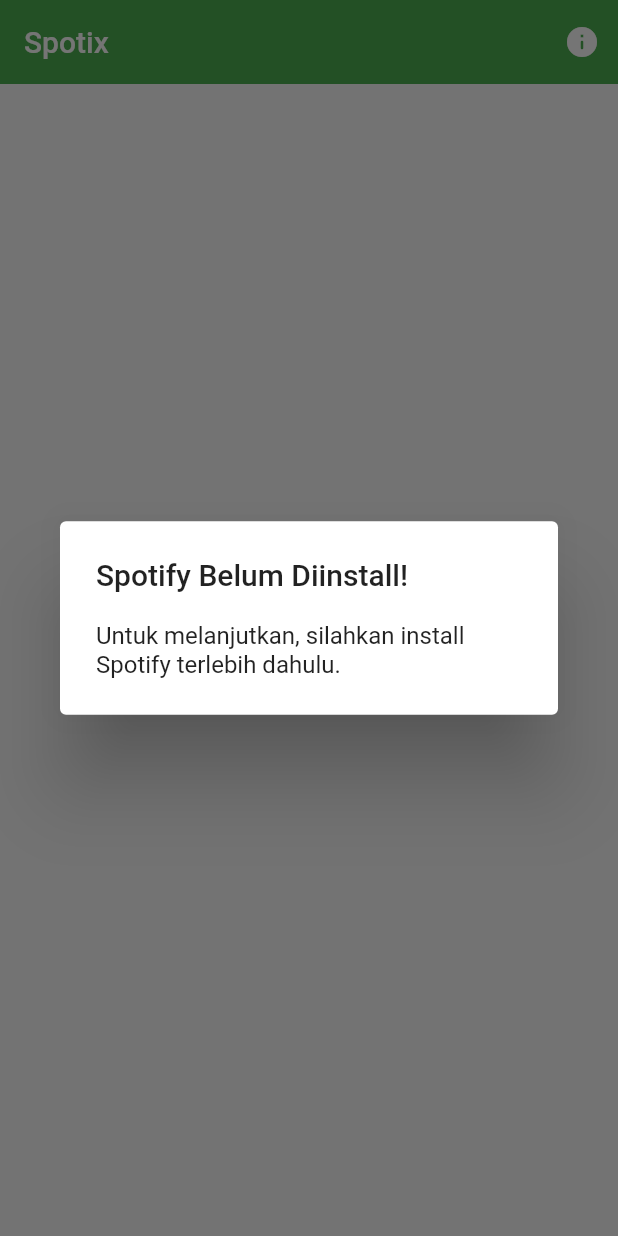
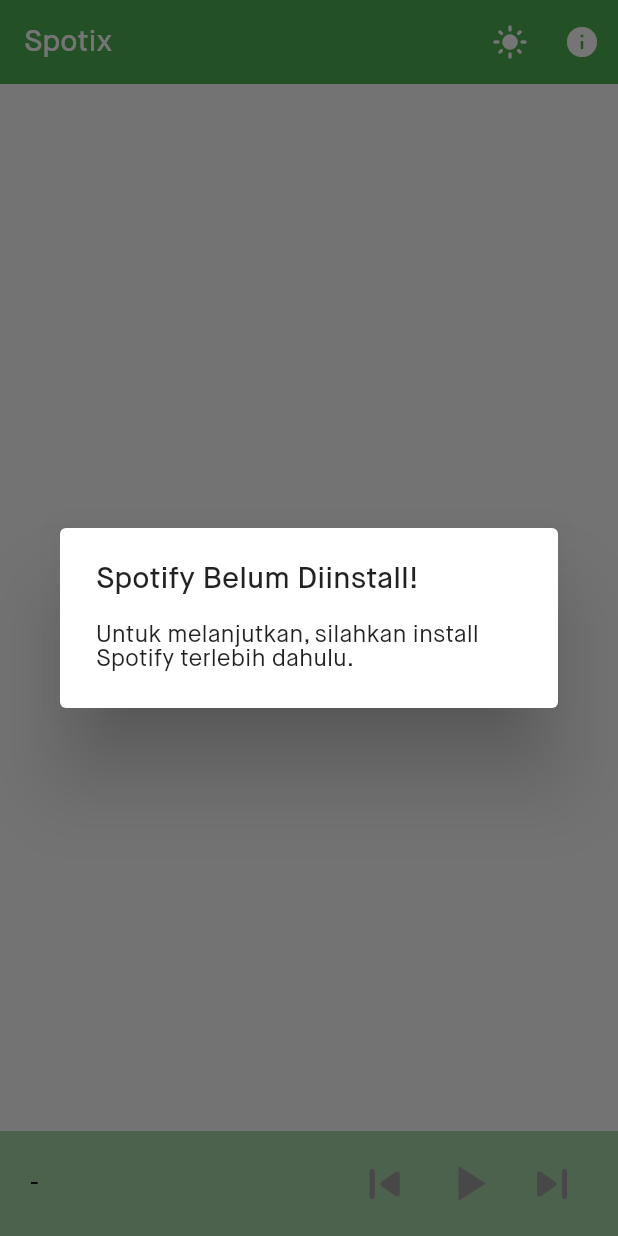
Before and after one commit to iandis/spotix, a Flutter app: the screen it shows after launch, on a phone screen of 412 x 824 dp. Run offline on Flutter 3.47's test engine with Material 2 defaults, Android fonts, the phone set to English and light mode, and no system bars; our stand-ins replace cached_network_image, equatable, shared_preferences.

Commit message:
feat: add new dark theme and fonts

```diff
--- /dev/null
+++ b/lib/app_colors.dart
@@ -0,0 +1,8 @@
+
+
+import 'package:flutter/material.dart';
+
+abstract class AppColors {
+
+  static const MaterialColor primarySwatch = Colors.green;
+}
--- /dev/null
+++ b/lib/app_text_styles.dart
@@ -0,0 +1,31 @@
+import 'package:flutter/widgets.dart';
+
+abstract class AppTextStyles {
+  static const String fontFamily = 'Maison Neue';
+
+  static const TextStyle titleLarge = TextStyle(
+    fontSize: 20,
+    fontWeight: FontWeight.bold,
+    letterSpacing: -0.5,
+  );
+
+  static const TextStyle titleRegular = TextStyle(
+    fontSize: 16,
+    fontWeight: FontWeight.w600,
+  );
+
+  static const TextStyle labelLarge = TextStyle(
+    fontSize: 14,
+    fontWeight: FontWeight.w600,
+  );
+
+  static const TextStyle labelNormal = TextStyle(
+    fontSize: 14,
+    fontWeight: FontWeight.normal,
+  );
+
+  static const TextStyle subtitle = TextStyle(
+    fontSize: 14,
+    fontWeight: FontWeight.w300,
+  );
+}
--- /dev/null
+++ b/lib/app_theme_controller.dart
@@ -0,0 +1,20 @@
+import 'package:flutter/material.dart';
+import 'package:spotix/offline_storage.dart';
+
+class AppThemeController extends ChangeNotifier {
+  AppThemeController(this._offlineStorage);
+
+  final OfflineStorage _offlineStorage;
+
+  bool get isDarkMode {
+    return _offlineStorage.isDarkMode ??
+        WidgetsBinding.instance!.window.platformBrightness == Brightness.dark;
+  }
+
+  ThemeMode get themeMode => isDarkMode ? ThemeMode.dark : ThemeMode.light;
+
+  void toggleDarkMode() {
+    _offlineStorage.setDarkMode(!isDarkMode);
+    notifyListeners();
+  }
+}
--- /dev/null
+++ b/lib/app_themes.dart
@@ -0,0 +1,29 @@
+import 'package:flutter/material.dart';
+import 'package:flutter/services.dart';
+import 'package:spotix/app_colors.dart';
+import 'package:spotix/app_text_styles.dart';
+
+abstract class AppThemes {
+  static final ThemeData light = ThemeData(
+    primarySwatch: AppColors.primarySwatch,
+    fontFamily: AppTextStyles.fontFamily,
+    brightness: Brightness.light,
+    appBarTheme: const AppBarTheme(
+      elevation: 0,
+      shadowColor: Colors.transparent,
+      systemOverlayStyle: SystemUiOverlayStyle(
+        statusBarColor: Colors.transparent,
+        statusBarIconBrightness: Brightness.light,
+      ),
+    ),
+  );
+
+  static final ThemeData dark = ThemeData(
+    fontFamily: AppTextStyles.fontFamily,
+    brightness: Brightness.dark,
+    appBarTheme: const AppBarTheme(
+      elevation: 0,
+      shadowColor: Colors.transparent,
+    ),
+  );
+}
--- a/lib/content_provider.dart
+++ b/lib/content_provider.dart
@@ -1,9 +1,15 @@
+import 'dart:typed_data';
+
 import 'package:flutter/foundation.dart';
+import 'package:quiver/collection.dart';
 import 'package:spotify_client/spotify_client.dart';
 
 enum ContentState { init, loading, loaded }
 
 const SpotifyClient _spotifyClient = SpotifyClient();
+
+final Map<String, Future<Uint8List?>> _cachedImageBytes =
+    LruMap<String, Future<Uint8List?>>(maximumSize: 100);
 
 class ContentProvider extends ChangeNotifier {
   ContentState _sectionState = ContentState.init;
@@ -67,6 +73,11 @@ class ContentProvider extends ChangeNotifier {
     _sectionItemsState[section] = ContentState.loaded;
   }
 
+  Future<Uint8List?> getImageBytes(String imageUri) {
+    return _cachedImageBytes[imageUri] ??=
+        _spotifyClient.getImage(imageUri: imageUri);
+  }
+
   void clearItems() {
     _sectionState = ContentState.init;
     _sections = ContentItems.defaultValue;
--- a/lib/main.dart
+++ b/lib/main.dart
@@ -1,22 +1,37 @@
 import 'dart:async';
 import 'dart:developer';
-import 'dart:typed_data';
 
-import 'package:cached_network_image/cached_network_image.dart';
 import 'package:flutter/cupertino.dart';
 import 'package:flutter/material.dart';
 import 'package:flutter/scheduler.dart';
-import 'package:flutter/services.dart';
 import 'package:provider/provider.dart';
+import 'package:shared_preferences/shared_preferences.dart';
 import 'package:spotify_client/spotify_client.dart';
-import 'package:spotix/content_image_extension.dart';
+import 'package:spotix/app_text_styles.dart';
+import 'package:spotix/app_theme_controller.dart';
+import 'package:spotix/app_themes.dart';
+import 'package:spotix/scrollable_text.dart';
 import 'package:spotix/content_provider.dart';
+import 'package:spotix/offline_storage.dart';
+import 'package:spotix/track_extension.dart';
+import 'package:spotix/content_image.dart';
 
 const SpotifyClient _spotifyClient = SpotifyClient();
 
-void main() {
+Future<void> main() async {
   WidgetsFlutterBinding.ensureInitialized();
-  runApp(const App());
+
+  final SharedPreferences sharedPreferences =
+      await SharedPreferences.getInstance();
+
+  final OfflineStorage offlineStorage = OfflineStorage(sharedPreferences);
+
+  runApp(
+    ChangeNotifierProvider<AppThemeController>(
+      create: (_) => AppThemeController(offlineStorage),
+      child: const App(),
+    ),
+  );
 }
 
 class App extends StatelessWidget {
@@ -24,16 +39,22 @@ class App extends StatelessWidget {
 
   @override
   Widget build(BuildContext context) {
+    return AnimatedBuilder(
+      animation: context.read<AppThemeController>(),
+      builder: (_, __) {
         return MaterialApp(
           debugShowCheckedModeBanner: false,
+          restorationScopeId: 'spotix-1.0.0+1',
           title: 'Spotix',
-      theme: ThemeData(
-        primarySwatch: Colors.green,
-      ),
+          themeMode: context.read<AppThemeController>().themeMode,
+          theme: AppThemes.light,
+          darkTheme: AppThemes.dark,
           home: ChangeNotifierProvider<ContentProvider>(
             create: (_) => ContentProvider(),
             child: const HomePage(),
           ),
+        );
+      },
     );
   }
 }
@@ -66,14 +87,36 @@ class _HomePageState extends State<HomePage>
   Widget build(BuildContext context) {
     return Scaffold(
       appBar: AppBar(
-        elevation: 0,
-        shadowColor: Colors.transparent,
-        systemOverlayStyle: const SystemUiOverlayStyle(
-          statusBarColor: Colors.transparent,
-          statusBarIconBrightness: Brightness.light,
-        ),
         title: const Text('Spotix'),
         actions: <Widget>[
+          IconButton(
+            icon: AnimatedSwitcher(
+              duration: const Duration(milliseconds: 250),
+              switchInCurve: Curves.fastLinearToSlowEaseIn,
+              transitionBuilder: (
+                Widget child,
+                Animation<double> animation,
+              ) {
+                return RotationTransition(
+                  turns: animation,
+                  child: FadeTransition(
+                    opacity: animation,
+                    child: child,
+                  ),
+                );
+              },
+              child: context.read<AppThemeController>().isDarkMode
+                  ? const Icon(
+                      Icons.dark_mode_rounded,
+                      key: ValueKey<bool>(true),
+                    )
+                  : const Icon(
+                      Icons.light_mode_rounded,
+                      key: ValueKey<bool>(false),
+                    ),
+            ),
+            onPressed: context.read<AppThemeController>().toggleDarkMode,
+          ),
           IconButton(
             icon: const Icon(Icons.info_rounded),
             onPressed: _onInfoPressed,
@@ -117,7 +160,7 @@ class _HomePageState extends State<HomePage>
                 else
                   const SliverFillRemaining(
                     child: Center(
-                      child: Text('Loading...'),
+                      child: CupertinoActivityIndicator(radius: 20),
                     ),
                   ),
                 const SliverToBoxAdapter(
@@ -131,76 +174,115 @@ class _HomePageState extends State<HomePage>
       bottomSheet: ValueListenableBuilder<TrackState?>(
         valueListenable: _spotifyTrackState,
         builder: (_, TrackState? currentState, __) {
-          if (currentState == null) {
-            return const SizedBox.shrink();
-          }
-          final String currentTrackText = currentState
-                  .track.artist.name.isNotEmpty
-              ? '${currentState.track.artist.name} - ${currentState.track.name}'
-              : currentState.track.name;
-
           return Container(
-            height: 120,
-            decoration: BoxDecoration(
-              color: Colors.grey[50],
-              boxShadow: <BoxShadow>[
-                BoxShadow(
-                  blurRadius: 0.5,
-                  color: Colors.grey[200]!,
-                  offset: const Offset(0.0, -6.0),
-                )
+            height: 70,
+            padding: const EdgeInsets.symmetric(
+              horizontal: 20,
+              vertical: 12,
+            ),
+            color: Theme.of(context).backgroundColor,
+            child: Row(
+              mainAxisAlignment: MainAxisAlignment.spaceBetween,
+              children: <Widget>[
+                Flexible(
+                  flex: 4,
+                  child: Container(
+                    height: 45,
+                    margin: const EdgeInsets.only(right: 8),
+                    child: Row(
+                      children: <Widget>[
+                        if (currentState != null)
+                          Padding(
+                            padding: const EdgeInsets.only(right: 6),
+                            child: ContentImage(
+                              height: 35,
+                              width: 35,
+                              borderRadius:
+                                  const BorderRadius.all(Radius.circular(3)),
+                              image: currentState.track,
+                            ),
+                          ),
+                        Flexible(
+                          child: Column(
+                            mainAxisAlignment: MainAxisAlignment.center,
+                            crossAxisAlignment: CrossAxisAlignment.start,
+                            children: <Widget>[
+                              Flexible(
+                                child: ScrollableText(
+                                  currentState?.track.name ?? '-',
+                                  maxLines: 1,
+                                  style: AppTextStyles.labelLarge,
+                                ),
+                              ),
+                              if (currentState?.track.artistText.isNotEmpty ==
+                                  true)
+                                Flexible(
+                                  child: Padding(
+                                    padding: const EdgeInsets.only(top: 2),
+                                    child: ScrollableText(
+                                      currentState!.track.artistText,
+                                      maxLines: 1,
+                                      style: AppTextStyles.labelNormal,
+                                    ),
+                                  ),
+                                ),
                             ],
                           ),
-            child: Column(
-              crossAxisAlignment: CrossAxisAlignment.stretch,
-              children: <Widget>[
-                Padding(
-                  padding: const EdgeInsets.all(12),
-                  child: Text(
-                    currentTrackText,
-                    textAlign: TextAlign.center,
+                        ),
+                      ],
                     ),
                   ),
-                Padding(
-                  padding: const EdgeInsets.symmetric(horizontal: 12),
+                ),
+                Expanded(
+                  flex: 3,
+                  child: SizedBox(
+                    height: 45,
                     child: Row(
                       mainAxisAlignment: MainAxisAlignment.spaceBetween,
                       children: <Widget>[
                         GestureDetector(
                           behavior: HitTestBehavior.opaque,
-                        onTap: _spotifyClient.skipPrevious,
-                        child: const Padding(
-                          padding: EdgeInsets.all(8.0),
+                          onTap: currentState != null
+                              ? _spotifyClient.skipPrevious
+                              : null,
+                          child: Padding(
+                            padding: const EdgeInsets.symmetric(horizontal: 4),
                             child: Icon(
                               Icons.skip_previous_rounded,
-                            size: 60,
+                              color: currentState != null ? null : Colors.grey,
+                              size: 40,
                             ),
                           ),
                         ),
                         GestureDetector(
                           behavior: HitTestBehavior.opaque,
-                        onTap: _playOrPause,
+                          onTap: currentState != null ? _playOrPause : null,
                           child: Padding(
-                          padding: const EdgeInsets.all(8.0),
+                            padding: const EdgeInsets.symmetric(horizontal: 4),
                             child: AnimatedIcon(
                               icon: AnimatedIcons.play_pause,
-                            size: 60,
+                              color: currentState != null ? null : Colors.grey,
+                              size: 40,
                               progress: _playButtonAnimationController,
                             ),
                           ),
                         ),
                         GestureDetector(
                           behavior: HitTestBehavior.opaque,
-                        onTap: _spotifyClient.skipNext,
-                        child: const Padding(
-                          padding: EdgeInsets.all(8.0),
+                          onTap: currentState != null
+                              ? _spotifyClient.skipNext
+                              : null,
+                          child: Padding(
+                            padding: const EdgeInsets.symmetric(horizontal: 4),
                             child: Icon(
                               Icons.skip_next_rounded,
-                            size: 60,
+                              color: currentState != null ? null : Colors.grey,
+                              size: 40,
                             ),
                           ),
                         ),
                       ],
+                    ),
                   ),
                 ),
               ],
@@ -264,7 +346,7 @@ class _HomePageState extends State<HomePage>
       onError: (Object error, StackTrace stackTrace) {
         log(
           'An error occurred while listening to SpotifyClient.onAuthStateChanged',
-          name: '_HomePageState._checkSpotifyApp',
+          name: '_HomePageState._initSpotifyListeners',
           error: error,
           stackTrace: stackTrace,
         );
@@ -275,7 +357,7 @@ class _HomePageState extends State<HomePage>
       onError: (Object error, StackTrace stackTrace) {
         log(
           'An error occurred while listening to SpotifyClient.onConnectionStateChanged',
-          name: '_HomePageState._checkSpotifyApp',
+          name: '_HomePageState._initSpotifyListeners',
           error: error,
           stackTrace: stackTrace,
         );
@@ -286,7 +368,7 @@ class _HomePageState extends State<HomePage>
       onError: (Object error, StackTrace stackTrace) {
         log(
           'An error occurred while listening to SpotifyClient.onTrackChanged',
-          name: '_HomePageState._checkSpotifyApp',
+          name: '_HomePageState._initSpotifyListeners',
           error: error,
           stackTrace: stackTrace,
         );
@@ -382,13 +464,7 @@ class ContentSection extends StatelessWidget {
       child: Column(
         crossAxisAlignment: CrossAxisAlignment.start,
         children: <Widget>[
-          Padding(
-            padding: const EdgeInsets.symmetric(horizontal: 20.0),
-            child: Text(
-              item.title,
-              style: Theme.of(context).textTheme.headline6,
-            ),
-          ),
+          SectionTitle(item: item),
           const SizedBox(height: 10),
           SizedBox(
             height: itemsHeight,
@@ -427,24 +503,21 @@ class ContentSection extends StatelessWidget {
   }
 }
 
-class ContentImagePlaceholder extends StatelessWidget {
-  const ContentImagePlaceholder({
+class SectionTitle extends StatelessWidget {
+  const SectionTitle({
     Key? key,
-    required this.height,
-    required this.width,
+    required this.item,
   }) : super(key: key);
 
-  final double height;
-  final double width;
+  final ContentItem item;
 
   @override
   Widget build(BuildContext context) {
-    return Container(
-      height: height,
-      width: width,
-      color: Colors.grey[300],
-      child: const Icon(
-        Icons.queue_music_rounded,
+    return Padding(
+      padding: const EdgeInsets.symmetric(horizontal: 20.0),
+      child: Text(
+        item.title,
+        style: AppTextStyles.titleLarge,
       ),
     );
   }
@@ -468,77 +541,42 @@ class ContentItemContainer extends StatelessWidget {
   Widget build(BuildContext context) {
     return InkWell(
       onTap: () => onTapped(item),
-      borderRadius: const BorderRadius.all(Radius.circular(20)),
+      borderRadius: const BorderRadius.all(Radius.circular(5)),
       child: Container(
         width: itemWidth,
         decoration: const BoxDecoration(
-          borderRadius: BorderRadius.all(Radius.circular(20)),
+          borderRadius: BorderRadius.all(Radius.circular(5)),
         ),
         clipBehavior: Clip.hardEdge,
         child: Column(
           crossAxisAlignment: CrossAxisAlignment.start,
           children: <Widget>[
-            if (item.hasImageUrl)
-              CachedNetworkImage(
-                cacheKey: item.id,
-                imageUrl: item.imageUri,
+            ContentImage(
+              image: item,
+              height: itemWidth,
               width: itemWidth,
-                height: itemWidth,
-                errorWidget: (_, __, ___) {
-                  return ContentImagePlaceholder(
-                    width: itemWidth,
-                    height: itemWidth,
-                  );
-                },
-              )
-            else
-              FutureBuilder<Uint8List?>(
-                future: item.getImageBytes(_spotifyClient),
-                builder: (_, AsyncSnapshot<Uint8List?> imageBytesFn) {
-                  if (imageBytesFn.data == null) {
-                    return ContentImagePlaceholder(
-                      width: itemWidth,
-                      height: itemWidth,
-                    );
-                  }
-                  return Image.memory(
-                    imageBytesFn.data!,
-                    width: itemWidth,
-                    height: itemWidth,
-                    errorBuilder: (_, __, ___) {
-                      return ContentImagePlaceholder(
-                        width: itemWidth,
-                        height: itemWidth,
-                      );
-                    },
-                  );
-                },
             ),
+            const SizedBox(height: 8),
             Flexible(
               child: Padding(
-                padding: const EdgeInsets.all(8.0),
+                padding: const EdgeInsets.symmetric(horizontal: 8),
                 child: Text(
                   item.title,
                   maxLines: 2,
                   overflow: TextOverflow.ellipsis,
-                  style: Theme.of(context)
-                      .textTheme
-                      .titleMedium
-                      ?.copyWith(fontWeight: FontWeight.w500),
+                  style: AppTextStyles.titleRegular,
                 ),
               ),
             ),
+            const SizedBox(height: 6),
             Flexible(
               child: Padding(
-                padding: const EdgeInsets.all(8.0),
+                padding: const EdgeInsets.symmetric(horizontal: 8),
                 child: Text(
                   item.subtitle,
                   maxLines: 2,
                   overflow: TextOverflow.ellipsis,
-                  style: Theme.of(context)
-                      .textTheme
-                      .subtitle2
-                      ?.copyWith(fontWeight: FontWeight.w300),
+                  style: AppTextStyles.subtitle,
                 ),
               ),
             ),
--- /dev/null
+++ b/lib/offline_storage.dart
@@ -0,0 +1,13 @@
+import 'package:shared_preferences/shared_preferences.dart';
+
+class OfflineStorage {
+  const OfflineStorage(this._sharedPreferences);
+
+  final SharedPreferences _sharedPreferences;
+
+  bool? get isDarkMode => _sharedPreferences.getBool('dark_mode');
+
+  void setDarkMode(bool value) {
+    _sharedPreferences.setBool('dark_mode', value);
+  }
+}
--- /dev/null
+++ b/lib/scrollable_text.dart
@@ -0,0 +1,42 @@
+import 'package:flutter/material.dart';
+
+class ScrollableText extends StatelessWidget {
+  const ScrollableText(
+    this.text, {
+    Key? key,
+    this.maxLines,
+    this.textAlign,
+    this.overflow,
+    this.style,
+    this.scrollDirection = Axis.horizontal,
+  }) : super(key: key);
+
+  final String text;
+
+  final int? maxLines;
+
+  final TextAlign? textAlign;
+
+  final TextOverflow? overflow;
+
+  final TextStyle? style;
+
+  final Axis scrollDirection;
+
+  @override
+  Widget build(BuildContext context) {
+    return SingleChildScrollView(
+      scrollDirection: scrollDirection,
+      child: Tooltip(
+        message: text,
+        child: Text(
+          text,
+          maxLines: maxLines,
+          textAlign: textAlign,
+          overflow: overflow,
+          style: style,
+        ),
+      ),
+    );
+  }
+}
```
Also changed, not shown: lib/content_image.dart (added, +80 -0 lines), lib/content_image_extension.dart (deleted, +0 -15 lines), lib/content_image_placeholder.dart (added, +24 -0 lines), lib/track_extension.dart (added, +12 -0 lines), pubspec.yaml (+17 -1 lines), assets/fonts/MaisonNeue-300.ttf (added), assets/fonts/MaisonNeue-400.ttf (added), assets/fonts/MaisonNeue-500.ttf (added), assets/fonts/MaisonNeue-600.ttf (added), assets/fonts/MaisonNeue-700.ttf (added), pubspec.lock. Lines whose indentation alone changed are shown as unchanged.
